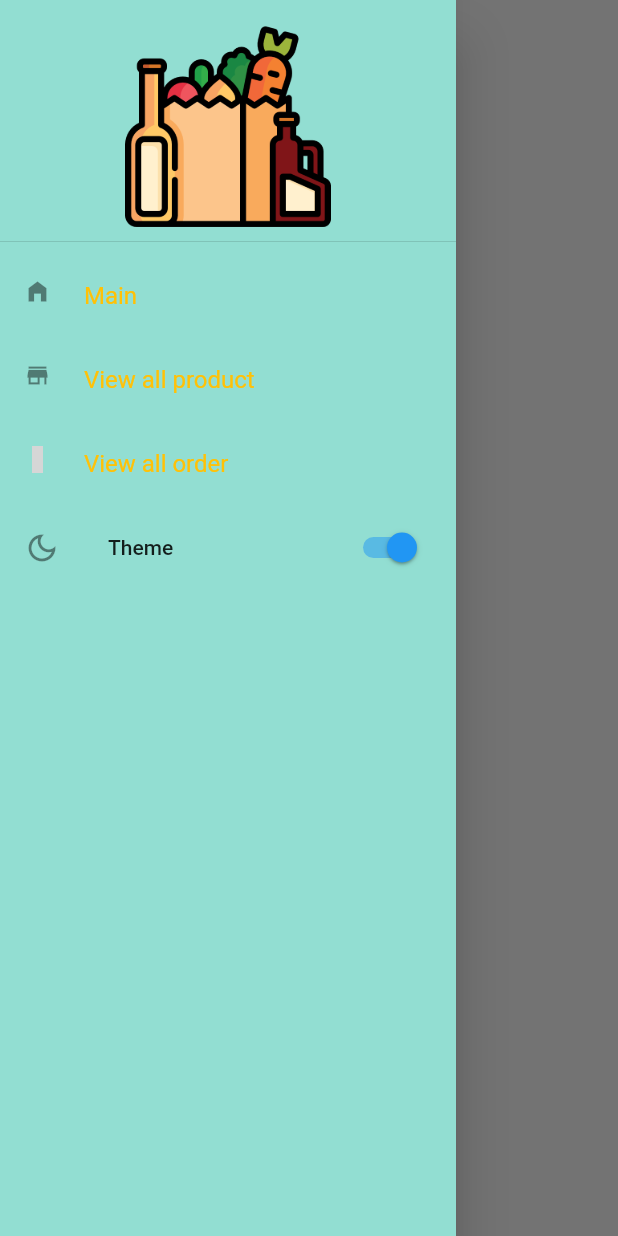
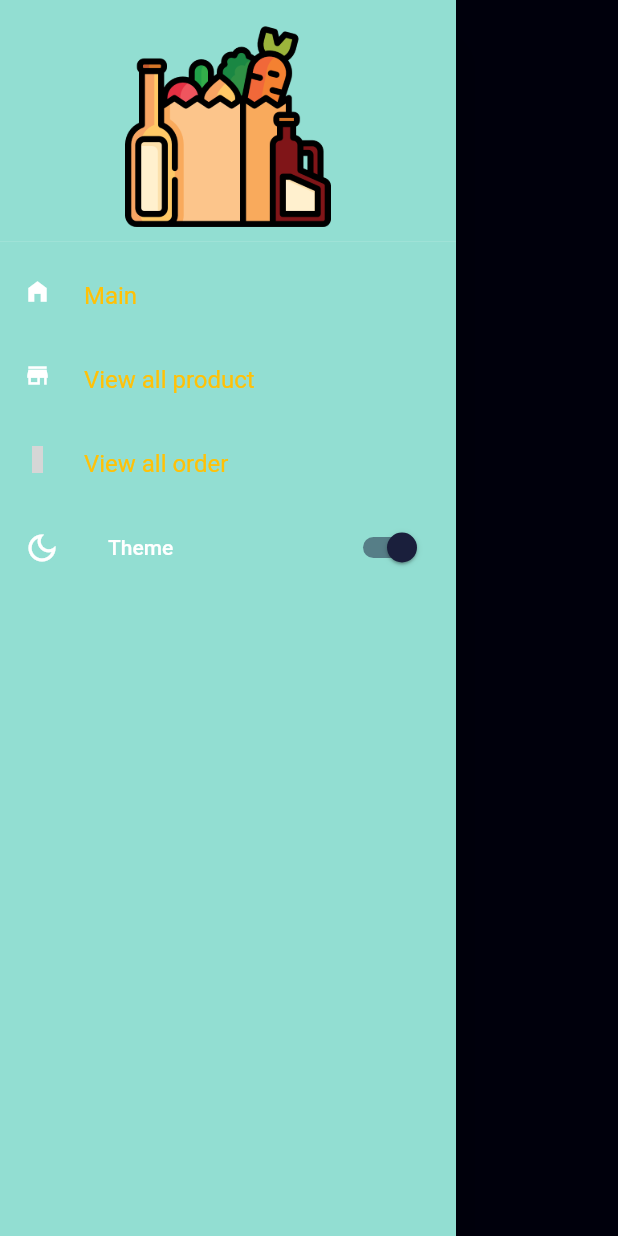
Before and after one commit to Devsaci/grocery_app_adminpanel_hadji_V1, a Flutter app: the screen it shows after launch, with the side drawer open, on a phone screen of 412 x 824 dp. Run offline on Flutter 3.47's test engine with Material 2 defaults, Android fonts, the light colour scheme and no system bars; our stand-ins replace iconly, shared_preferences; grey boxes are pictures that could not be loaded.

Commit message:
theme: Styles.themeData(true, context),

```diff
--- a/lib/main.dart
+++ b/lib/main.dart
@@ -1,7 +1,9 @@
 import 'package:flutter/material.dart';
+import 'package:grocery_app_adminpanel_v1/consts/theme_data.dart';
 import 'package:provider/provider.dart';
 import '../screens/main_screen.dart';
 import 'providers/dark_theme_provider.dart';
+import 'consts/theme_data.dart';
 
 void main() {
   runApp(MyApp());
@@ -38,11 +40,12 @@ class _MyAppState extends State<MyApp> {
           },
         ),
       ],
-      child: Consumer(
-        builder: (BuildContext context, value, Widget? child) {
-          return const MaterialApp(
+      child: Consumer<DarkThemeProvider>(
+        builder: (BuildContext context, themeProvider, Widget? child) {
+          return MaterialApp(
             debugShowCheckedModeBanner: true,
             title: ' Flutter Grocery',
+            theme: Styles.themeData(true, context),
             home: MainScreen(),
           );
         },
```
